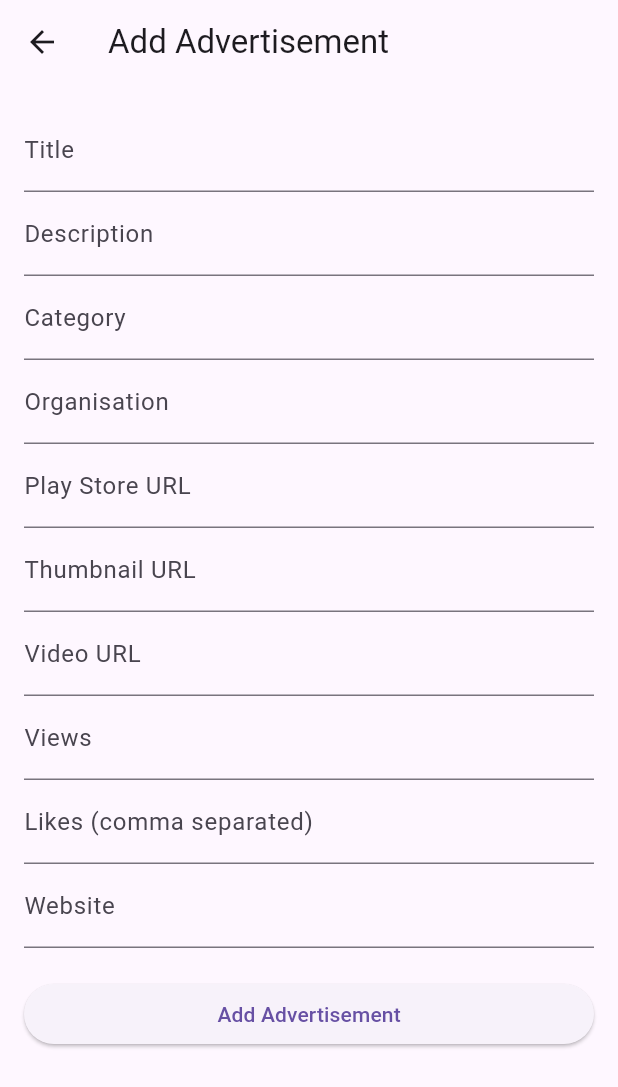
After one commit to GreyRabbit404/while_admin, a Flutter app: the AddAdvertisementScreen screen opened directly, on a phone screen of 412 x 824 dp. The commit adds this screen. Shown: the top 1087 px of the screen. Run offline on Flutter 3.47's test engine with Material 3 defaults, Android fonts, the phone set to English and light mode, and no system bars; our stand-ins replace chewie, cloud_firestore, firebase_auth, firebase_core, video_player; accounts and stored records are empty; network calls fail.

Commit message:
add advertisement from backend

```diff
--- /dev/null
+++ b/lib/drawer/add_add.dart
@@ -0,0 +1,145 @@
+import 'dart:developer';
+
+import 'package:flutter/material.dart';
+import 'package:cloud_firestore/cloud_firestore.dart';
+import 'package:while_admin/models/ad_model.dart';
+
+class AddAdvertisementScreen extends StatefulWidget {
+  @override
+  _AddAdvertisementScreenState createState() => _AddAdvertisementScreenState();
+}
+
+class _AddAdvertisementScreenState extends State<AddAdvertisementScreen> {
+  final TextEditingController _titleController = TextEditingController();
+  final TextEditingController _descriptionController = TextEditingController();
+  final TextEditingController _categoryController = TextEditingController();
+  final TextEditingController _organisationController = TextEditingController();
+  final TextEditingController _playStoreURLController = TextEditingController();
+  final TextEditingController _thumbnailController = TextEditingController();
+  final TextEditingController _videoUrlController = TextEditingController();
+  final TextEditingController _viewsController = TextEditingController();
+  final TextEditingController _likesController = TextEditingController();
+  final TextEditingController _websiteController = TextEditingController();
+
+  final CollectionReference _carouselCollection =
+      FirebaseFirestore.instance.collection('advertisement');
+
+  @override
+  Widget build(BuildContext context) {
+    return Scaffold(
+      appBar: AppBar(
+        title: const Text('Add Advertisement'),
+      ),
+      body: Padding(
+        padding: const EdgeInsets.all(16.0),
+        child: SingleChildScrollView(
+          child: Column(
+            crossAxisAlignment: CrossAxisAlignment.stretch,
+            children: [
+              TextFormField(
+                controller: _titleController,
+                decoration: const InputDecoration(labelText: 'Title'),
+              ),
+              TextFormField(
+                controller: _descriptionController,
+                decoration: const InputDecoration(labelText: 'Description'),
+              ),
+              TextFormField(
+                controller: _categoryController,
+                decoration: const InputDecoration(labelText: 'Category'),
+              ),
+              TextFormField(
+                controller: _organisationController,
+                decoration: const InputDecoration(labelText: 'Organisation'),
+              ),
+              TextFormField(
+                controller: _playStoreURLController,
+                decoration: const InputDecoration(labelText: 'Play Store URL'),
+              ),
+              TextFormField(
+                controller: _thumbnailController,
+                decoration: const InputDecoration(labelText: 'Thumbnail URL'),
+              ),
+              TextFormField(
+                controller: _videoUrlController,
+                decoration: const InputDecoration(labelText: 'Video URL'),
+              ),
+              TextFormField(
+                controller: _viewsController,
+                decoration: const InputDecoration(labelText: 'Views'),
+                keyboardType: TextInputType.number,
+              ),
+              TextFormField(
+                controller: _likesController,
+                decoration: const InputDecoration(labelText: 'Likes (comma separated)'),
+              ),
+              TextFormField(
+                controller: _websiteController,
+                decoration: const InputDecoration(labelText: 'Website'),
+              ),
+              const SizedBox(height: 20.0),
+              ElevatedButton(
+                onPressed: () {
+                  _addAdvertisement();
+                },
+                child: const Text('Add Advertisement'),
+              ),
+            ],
+          ),
+        ),
+      ),
+    );
+  }
+
+  Future<void> _addAdvertisement() async {
+    try {
+      // Parse likes into List<dynamic>
+      List<dynamic> likesList = _likesController.text.split(',');
+
+      // Create AdModel object
+      AdModel ad = AdModel(
+        id: DateTime.now().millisecondsSinceEpoch.toString(), // Generate unique ID
+        title: _titleController.text,
+        description: _descriptionController.text,
+        category: _categoryController.text,
+        organisation: _organisationController.text,
+        playStoreURL: _playStoreURLController.text,
+        thumbnail: _thumbnailController.text,
+        videoUrl: _videoUrlController.text,
+        views: int.parse(_viewsController.text),
+        likes: likesList,
+        website: _websiteController.text,
+      );
+
+      // Add AdModel to Firestore under 'carousel' > 'a' collection
+      await _carouselCollection.doc('carousel').collection('a').add(ad.toJson());
+
+      // Show success message
+      ScaffoldMessenger.of(context).showSnackBar(
+        const SnackBar(content: Text('Advertisement added successfully')),
+      );
+
+      // Clear text controllers
+      _clearControllers();
+    } catch (e) {
+      log('Error adding advertisement: $e');
+      // Show error message
+      ScaffoldMessenger.of(context).showSnackBar(
+        const SnackBar(content: Text('Failed to add advertisement')),
+      );
+    }
+  }
+
+  void _clearControllers() {
+    _titleController.clear();
+    _descriptionController.clear();
+    _categoryController.clear();
+    _organisationController.clear();
+    _playStoreURLController.clear();
+    _thumbnailController.clear();
+    _videoUrlController.clear();
+    _viewsController.clear();
+    _likesController.clear();
+    _websiteController.clear();
+  }
+}
--- /dev/null
+++ b/lib/models/ad_model.dart
@@ -0,0 +1,107 @@
+class AdModel {
+  final String id;
+  final String title;
+  final String description;
+  final String category;
+  final String organisation;
+  final String playStoreURL;
+  final String thumbnail;
+  final String videoUrl;
+  final int views;
+  final List<dynamic> likes;
+  final String website;
+
+  AdModel({
+    required this.id,
+    required this.title,
+    required this.description,
+    required this.category,
+    required this.organisation,
+    required this.playStoreURL,
+    required this.thumbnail,
+    required this.videoUrl,
+    required this.views,
+    required this.likes,
+    required this.website,
+  });
+
+  factory AdModel.fromJson(Map<String, dynamic> json) {
+    return AdModel(
+      id: json['id'] ?? '',
+      title: json['title'] ?? '',
+      description: json['description'] ?? '',
+      category: json['category'] ?? '',
+      organisation: json['organisation'] ?? '',
+      playStoreURL: json['playStoreURL'] ?? '',
+      thumbnail: json['thumbnail'] ?? '',
+      videoUrl: json['AdModelUrl'] ?? '',
+      views: json['views'] ?? 0,
+      likes: json['likes'] ?? [],
+      website: json['website'] ?? '',
+    );
+  }
+
+  Map<String, dynamic> toJson() {
+    return {
+      'id': id,
+      'title': title,
+      'description': description,
+      'category': category,
+      'organisation': organisation,
+      'playStoreURL': playStoreURL,
+      'thumbnail': thumbnail,
+      'videoUrl': videoUrl,
+      'views': views,
+      'likes': likes,
+      'website': website,
+    };
+  }
+
+  Map<String, dynamic> toMap() {
+    return toJson();
+  }
+
+  AdModel copyWith({
+    String? id,
+    String? title,
+    String? description,
+    String? category,
+    String? organisation,
+    String? playStoreURL,
+    String? thumbnail,
+    String? videoUrl,
+    int? views,
+    List<dynamic>? likes,
+    String? website,
+  }) {
+    return AdModel(
+      id: id ?? this.id,
+      title: title ?? this.title,
+      description: description ?? this.description,
+      category: category ?? this.category,
+      organisation: organisation ?? this.organisation,
+      playStoreURL: playStoreURL ?? this.playStoreURL,
+      thumbnail: thumbnail ?? this.thumbnail,
+      videoUrl: videoUrl ?? this.videoUrl,
+      views: views ?? this.views,
+      likes: likes ?? this.likes,
+      website: website ?? this.website,
+    );
+  }
+
+  factory AdModel.empty() {
+    return AdModel(
+      id: '',
+      title: '',
+      description: '',
+      category: '',
+      organisation: '',
+      playStoreURL: '',
+      thumbnail: '',
+      videoUrl: '',
+      views: 0,
+      likes: [],
+      website: '',
+    );
+  }
+}
```
Also changed, not shown: lib/drawer/custom_drawer.dart (+49 -4 lines), lib/drawer/update_loop.dart (added, +114 -0 lines), lib/drawer/update_video_model.dart (added, +122 -0 lines), lib/views/home/videos/add_video_category.dart (added, +65 -0 lines), lib/views/home/videos/video_screen.dart (+14 -8 lines).
